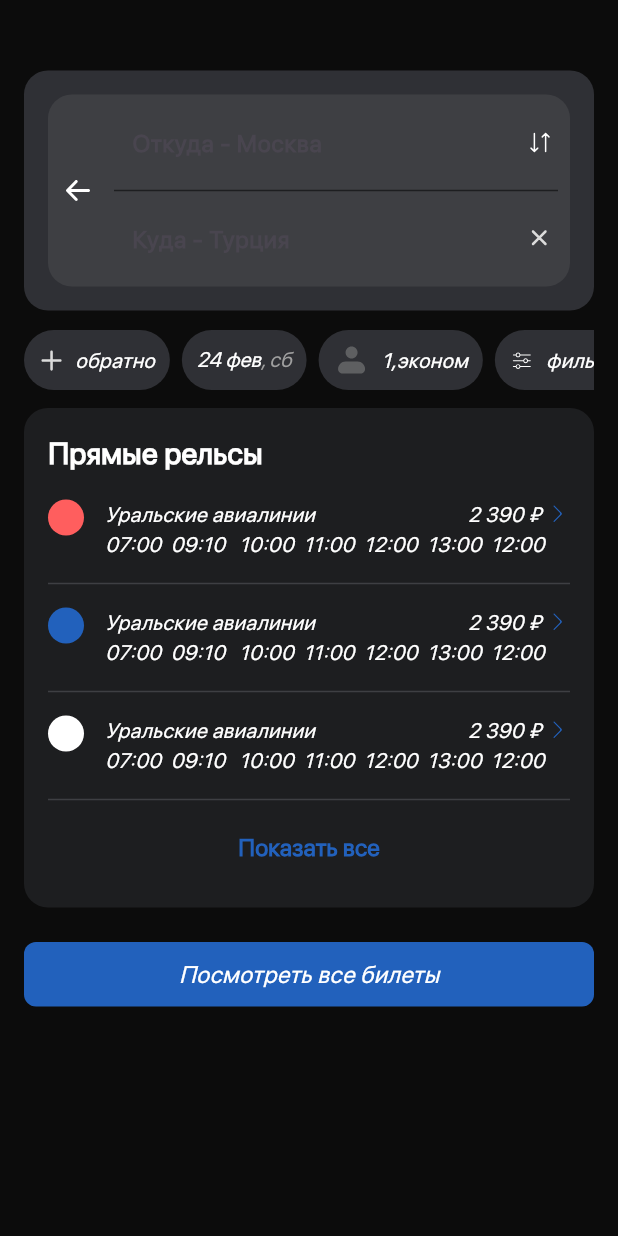
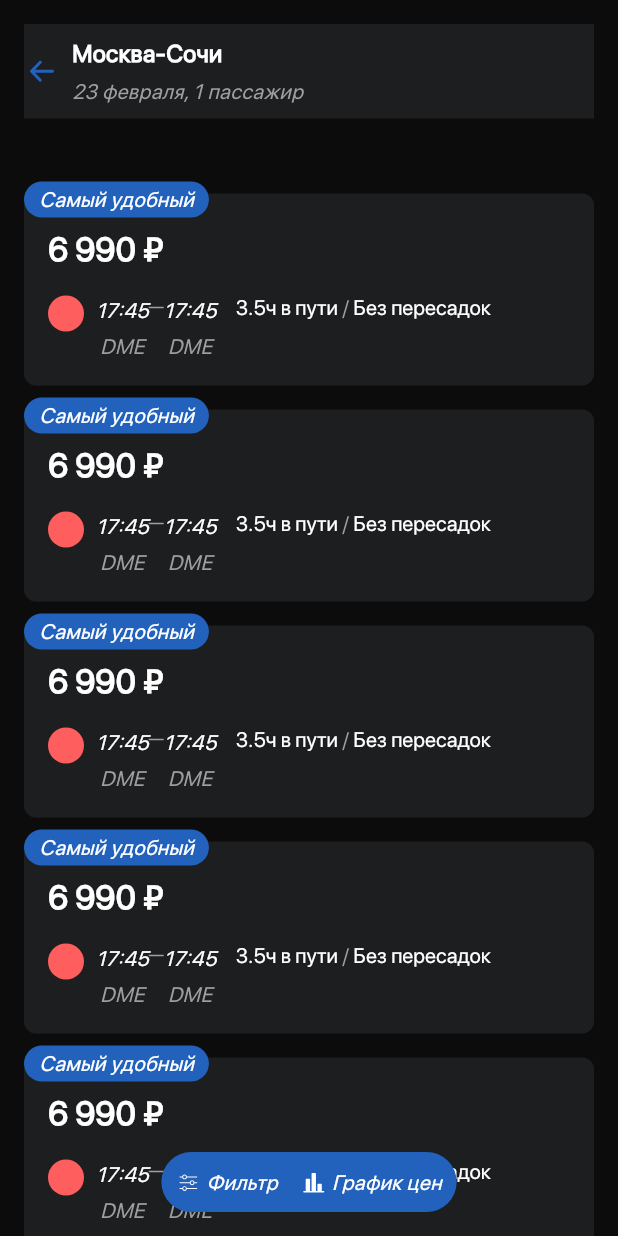
Before and after one commit to Bek-End/effective_test, a Flutter app: the SearchResultScreen screen opened directly, after a tap on "Посмотреть все билеты", on a phone screen of 412 x 824 dp. Run offline on Flutter 3.47's test engine with Material 3 defaults, Android fonts, the phone set to English and light mode, and no system bars; our stand-ins replace device_preview, dio, equatable, flutter_bloc, flutter_svg, fluttertoast and 3 more; accounts and stored records are empty; generated files the repository leaves out were written again.

Commit message:
feat: tickets screen ui

```diff
--- a/lib/common/constants/app_text_styles.dart
+++ b/lib/common/constants/app_text_styles.dart
@@ -20,6 +20,7 @@ abstract class AppTextStyles {
   );
   static const TextStyle title4 = TextStyle(
     fontFamily: _sfProDisplay,
+    fontStyle: FontStyle.italic,
     fontSize: 14.0,
   );
   static const TextStyle text1 = TextStyle(
--- a/lib/design/screens/search_result_screen.dart
+++ b/lib/design/screens/search_result_screen.dart
@@ -2,15 +2,14 @@ import 'dart:math';
 
 import 'package:effective_test/common/constants/app_colors.dart';
 import 'package:effective_test/common/constants/assets.dart';
+import 'package:effective_test/design/screens/tickets_screen.dart';
 import 'package:effective_test/design/widgets/app_theme.dart';
 import 'package:effective_test/design/widgets/bottom_sheet_with_header.dart';
 import 'package:effective_test/design/widgets/filled_button_widget.dart';
 import 'package:effective_test/design/widgets/rounded_button_widget.dart';
 import 'package:effective_test/design/widgets/target_point_widget.dart';
 import 'package:effective_test/design/widgets/text_field_widget.dart';
-import 'package:flutter/cupertino.dart';
 import 'package:flutter/material.dart';
-import 'package:flutter/widgets.dart';
 import 'package:flutter_svg/svg.dart';
 
 class SearchResultScreen extends StatefulWidget {
@@ -109,9 +108,7 @@ class _SearchResultScreenState extends State<SearchResultScreen> {
                         const SizedBox(width: 8),
                         Text(
                           'обратно',
-                          style: themeText.title4.copyWith(
-                            fontStyle: FontStyle.italic,
-                          ),
+                          style: themeText.title4,
                         )
                       ],
                     ),
@@ -122,15 +119,12 @@ class _SearchResultScreenState extends State<SearchResultScreen> {
                       child: RichText(
                         text: TextSpan(
                           text: '24 фев',
-                          style: themeText.title4.copyWith(
-                            fontStyle: FontStyle.italic,
-                          ),
+                          style: themeText.title4,
                           children: [
                             TextSpan(
                               text: ', сб',
                               style: themeText.title4.copyWith(
                                 color: colorScheme.basic.shade6,
-                                fontStyle: FontStyle.italic,
                               ),
                             ),
                           ],
@@ -147,9 +141,7 @@ class _SearchResultScreenState extends State<SearchResultScreen> {
                         const SizedBox(width: 8),
                         Text(
                           '1,эконом',
-                          style: themeText.title4.copyWith(
-                            fontStyle: FontStyle.italic,
-                          ),
+                          style: themeText.title4,
                         )
                       ],
                     ),
@@ -163,9 +155,7 @@ class _SearchResultScreenState extends State<SearchResultScreen> {
                         const SizedBox(width: 8),
                         Text(
                           'фильтры',
-                          style: themeText.title4.copyWith(
-                            fontStyle: FontStyle.italic,
-                          ),
+                          style: themeText.title4,
                         )
                       ],
                     ),
@@ -214,16 +204,12 @@ class _SearchResultScreenState extends State<SearchResultScreen> {
                                         Expanded(
                                           child: Text(
                                             'Уральские авиалинии',
-                                            style: themeText.title4.copyWith(
-                                              fontStyle: FontStyle.italic,
-                                            ),
+                                            style: themeText.title4,
                                           ),
                                         ),
                                         Text(
                                           '2 390 ₽ ',
-                                          style: themeText.title4.copyWith(
-                                            fontStyle: FontStyle.italic,
-                                          ),
+                                          style: themeText.title4,
                                         ),
                                         SvgPicture.asset(
                                             Assets.icons.arrowRightIos),
@@ -232,9 +218,7 @@ class _SearchResultScreenState extends State<SearchResultScreen> {
                                     Text(
                                       '07:00  09:10   10:00  11:00  12:00  13:00  12:00      ',
                                       overflow: TextOverflow.ellipsis,
-                                      style: themeText.title4.copyWith(
-                                        fontStyle: FontStyle.italic,
-                                      ),
+                                      style: themeText.title4,
                                     )
                                   ],
                                 ),
@@ -262,7 +246,9 @@ class _SearchResultScreenState extends State<SearchResultScreen> {
             ),
             const SizedBox(height: 23),
             FilledButtonWidget(
-              onTap: () {},
+              onTap: () => Navigator.of(context).push(MaterialPageRoute(
+                builder: (_) => const TicketsScreen(),
+              )),
               child: Text(
                 'Посмотреть все билеты',
                 style: themeText.buttonText.copyWith(
--- /dev/null
+++ b/lib/design/screens/tickets_screen.dart
@@ -0,0 +1,115 @@
+import 'package:effective_test/common/constants/assets.dart';
+import 'package:effective_test/design/widgets/app_theme.dart';
+import 'package:effective_test/design/widgets/ticket_card_widget.dart';
+import 'package:flutter/material.dart';
+import 'package:flutter/widgets.dart';
+import 'package:flutter_svg/svg.dart';
+
+class TicketsScreen extends StatelessWidget {
+  const TicketsScreen({super.key});
+
+  @override
+  Widget build(BuildContext context) {
+    final theme = AppTheme.of(context);
+    final themeText = theme.textTheme;
+    final colorScheme = theme.colorScheme;
+
+    return Scaffold(
+      body: SafeArea(
+        child: Column(
+          children: [
+            Container(
+              margin: const EdgeInsets.all(16),
+              padding: const EdgeInsets.symmetric(vertical: 8),
+              color: colorScheme.basic.shade1,
+              child: Row(
+                children: [
+                  SvgPicture.asset(
+                    Assets.icons.arrowLeft,
+                    colorFilter: ColorFilter.mode(
+                      colorScheme.blue,
+                      BlendMode.srcIn,
+                    ),
+                  ),
+                  const SizedBox(width: 8),
+                  Column(
+                    mainAxisSize: MainAxisSize.min,
+                    crossAxisAlignment: CrossAxisAlignment.start,
+                    children: [
+                      Text(
+                        'Москва-Сочи',
+                        style: themeText.title3,
+                      ),
+                      const SizedBox(height: 4),
+                      Text(
+                        '23 февраля, 1 пассажир',
+                        style: themeText.title4.copyWith(
+                          color: colorScheme.basic.shade6,
+                        ),
+                      ),
+                    ],
+                  )
+                ],
+              ),
+            ),
+            const SizedBox(height: 10),
+            Expanded(
+              child: Stack(
+                alignment: Alignment.bottomCenter,
+                children: [
+                  ListView.builder(
+                    itemCount: 10,
+                    padding: const EdgeInsets.all(16),
+                    itemBuilder: (context, index) {
+                      return const TicketCardWidget();
+                    },
+                  ),
+                  FittedBox(
+                    child: Container(
+                      margin: const EdgeInsets.all(16),
+                      padding: const EdgeInsets.all(10),
+                      decoration: BoxDecoration(
+                        borderRadius: BorderRadius.circular(50),
+                        color: colorScheme.blue,
+                      ),
+                      child: Row(
+                        mainAxisAlignment: MainAxisAlignment.center,
+                        children: [
+                          InkWell(
+                            borderRadius: BorderRadius.circular(50),
+                            onTap: () {},
+                            child: Row(
+                              mainAxisSize: MainAxisSize.min,
+                              children: [
+                                SvgPicture.asset(Assets.icons.filter),
+                                const SizedBox(width: 4),
+                                Text('Фильтр', style: themeText.title4),
+                              ],
+                            ),
+                          ),
+                          const SizedBox(width: 16),
+                          InkWell(
+                            borderRadius: BorderRadius.circular(10),
+                            onTap: () {},
+                            child: Row(
+                              mainAxisSize: MainAxisSize.min,
+                              children: [
+                                SvgPicture.asset(Assets.icons.graffic),
+                                const SizedBox(width: 4),
+                                Text('График цен', style: themeText.title4),
+                              ],
+                            ),
+                          ),
+                        ],
+                      ),
+                    ),
+                  )
+                ],
+              ),
+            )
+          ],
+        ),
+      ),
+    );
+  }
+}
--- /dev/null
+++ b/lib/design/widgets/ticket_card_widget.dart
@@ -0,0 +1,118 @@
+import 'package:effective_test/design/widgets/app_theme.dart';
+import 'package:flutter/material.dart';
+
+class TicketCardWidget extends StatelessWidget {
+  const TicketCardWidget({super.key});
+
+  @override
+  Widget build(BuildContext context) {
+    final theme = AppTheme.of(context);
+    final themeText = theme.textTheme;
+    final colorScheme = theme.colorScheme;
+
+    return Padding(
+      padding: const EdgeInsets.symmetric(vertical: 8),
+      child: Stack(
+        clipBehavior: Clip.none,
+        children: [
+          Container(
+            padding: const EdgeInsets.fromLTRB(16, 16, 0, 16),
+            decoration: BoxDecoration(
+              color: colorScheme.basic.shade1,
+              borderRadius: BorderRadius.circular(8),
+            ),
+            child: Column(
+              crossAxisAlignment: CrossAxisAlignment.start,
+              children: [
+                if (true) const SizedBox(height: 5),
+                Text('6 990 ₽ ', style: themeText.title1),
+                const SizedBox(height: 16),
+                Row(
+                  crossAxisAlignment: CrossAxisAlignment.start,
+                  children: [
+                    Container(
+                      width: 24,
+                      height: 24,
+                      decoration: BoxDecoration(
+                        shape: BoxShape.circle,
+                        color: colorScheme.red,
+                      ),
+                    ),
+                    const SizedBox(width: 8),
+                    const _DateAndAirportCode(),
+                    SizedBox(
+                      width: 10,
+                      child: Divider(color: colorScheme.basic.shade6),
+                    ),
+                    const _DateAndAirportCode(),
+                    const SizedBox(width: 13),
+                    Expanded(
+                      child: RichText(
+                        text: TextSpan(
+                          text: '3.5ч в пути',
+                          style: themeText.text2,
+                          children: true
+                              ? [
+                                  TextSpan(
+                                    text: ' / ',
+                                    style: themeText.text2.copyWith(
+                                      color: colorScheme.basic.shade6,
+                                    ),
+                                  ),
+                                  TextSpan(
+                                    text: 'Без пересадок',
+                                    style: themeText.text2,
+                                  ),
+                                ]
+                              : null,
+                        ),
+                      ),
+                    ),
+                  ],
+                ),
+              ],
+            ),
+          ),
+          if (true)
+            Positioned(
+              top: -8,
+              child: Container(
+                padding:
+                    const EdgeInsets.symmetric(vertical: 2, horizontal: 10),
+                decoration: BoxDecoration(
+                  borderRadius: BorderRadius.circular(50),
+                  color: colorScheme.blue,
+                ),
+                child: Text('Самый удобный', style: themeText.title4),
+              ),
+            )
+        ],
+      ),
+    );
+  }
+}
+
+class _DateAndAirportCode extends StatelessWidget {
+  const _DateAndAirportCode();
+
+  @override
+  Widget build(BuildContext context) {
+    final theme = AppTheme.of(context);
+    final colorScheme = theme.colorScheme;
+    final style = theme.textTheme.title4;
+
+    return Column(
+      children: [
+        Text(
+          '17:45',
+          style: style,
+        ),
+        const SizedBox(height: 4),
+        Text(
+          'DME',
+          style: style.copyWith(color: colorScheme.basic.shade6),
+        ),
+      ],
+    );
+  }
+}
```
